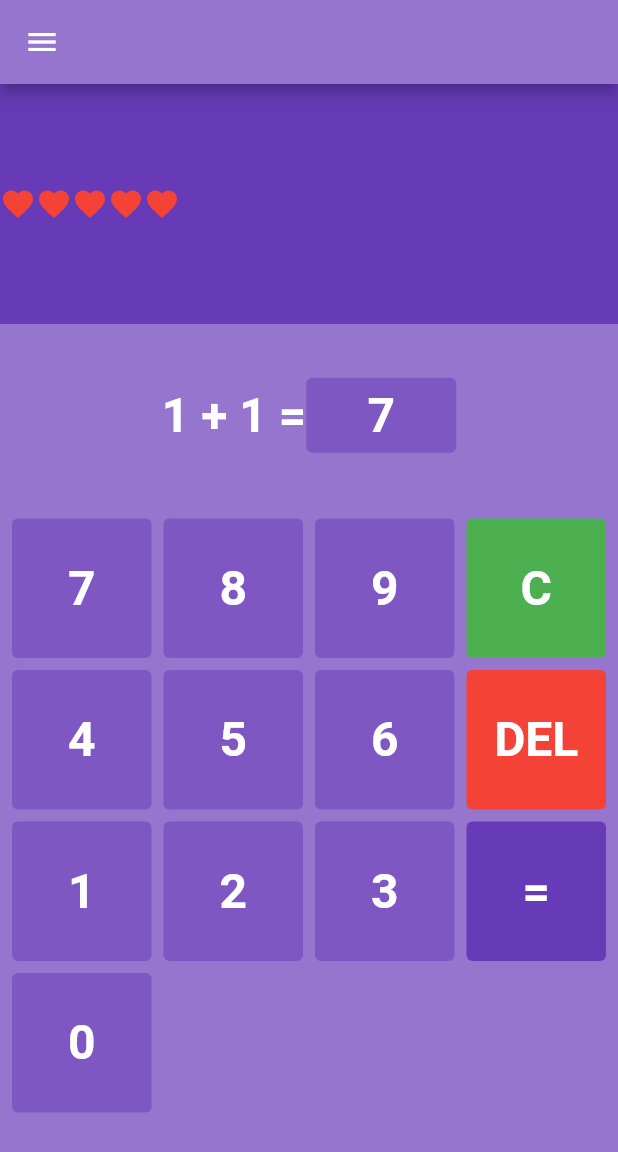
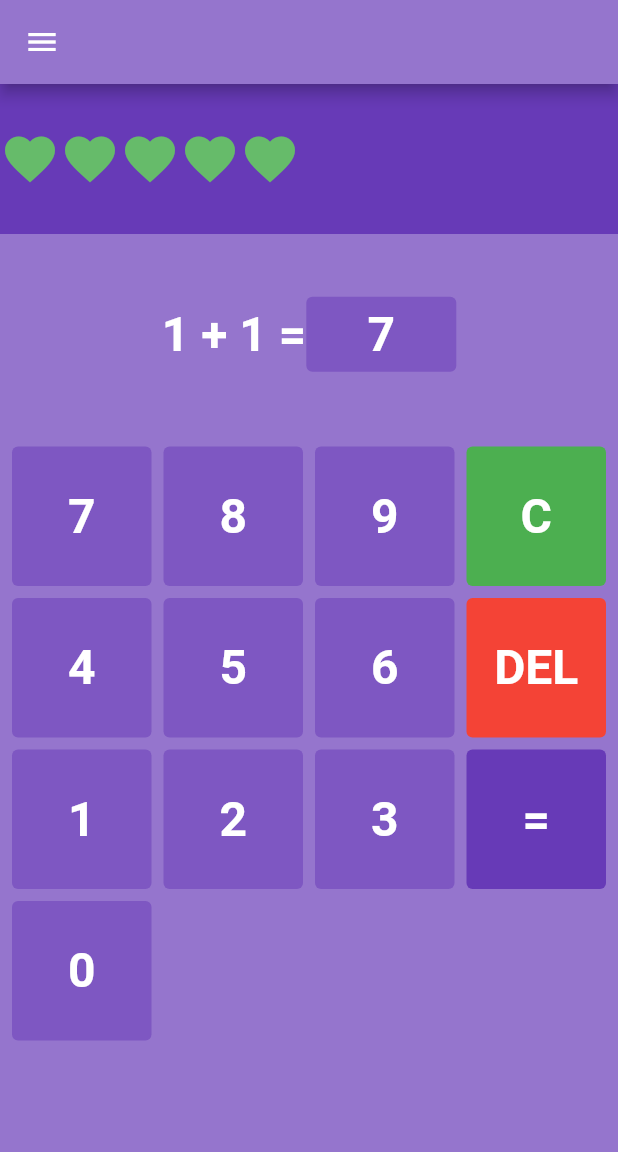
Before and after one commit to dafidakk/mathgame, a Flutter app: the screen it shows after launch, after a tap on an icon or button, on a phone screen of 412 x 824 dp. Shown: the top 1152 px of the screen. Run offline on Flutter 3.47's test engine with Material 2 defaults, Android fonts, the phone set to English and light mode, and no system bars; our stand-ins replace flutter_speed_dial.

Commit message:
uı changes
screenshots added

```diff
--- a/analysis_options.yaml
+++ b/analysis_options.yaml
@@ -7,7 +7,7 @@
 
 # The following line activates a set of recommended lints for Flutter apps,
 # packages, and plugins designed to encourage good coding practices.
-include: package:flutter_lints/flutter.yaml
+# include: package:flutter_lints/flutter.yaml
 
 linter:
   # The lint rules applied to this project can be customized in the
--- a/lib/home_page.dart
+++ b/lib/home_page.dart
@@ -2,8 +2,8 @@ import 'dart:math';
 
 import 'package:flutter/material.dart';
 import 'package:mathgame/util/my_button.dart';
-import 'package:mathgame/util/pages/multiply_page.dart';
-import 'package:mathgame/util/pages/subtraction_page.dart';
+import 'package:mathgame/pages/multiply_page.dart';
+import 'package:mathgame/pages/subtraction_page.dart';
 import 'package:mathgame/util/result_message.dart';
 import 'package:flutter/services.dart';
 
@@ -153,19 +153,29 @@ class _HomePageState extends State<HomePage> {
       ),
       drawer: Drawer(
         child: Container(
-          color: Colors.deepPurple[200],
+          color: Colors.deepPurple[100],
           child: ListView(
             children: [
               DrawerHeader(
                 child: Center(
-                  child: Text('L O G O', style: whiteTextStyle),
+                  child: Row(
+                    children: [
+                      Text(
+                        'Operation Menu',
+                        style: whiteTextStyle,
+                      ),
+                      Icon(Icons.gas_meter_outlined),
+                    ],
+                  ),
                 ),
               ),
               ListTile(
                 // ignore: prefer_const_constructors
-                leading: Icon(Icons.home),
+                leading: Icon(
+                  Icons.remove_circle_outline_sharp,
+                ),
                 title: Text(
-                  'Page 1',
+                  'Subtraction Page',
                   style: whiteTextStyle_2,
                 ),
                 onTap: () {
@@ -178,9 +188,11 @@ class _HomePageState extends State<HomePage> {
                 },
               ),
               ListTile(
-                leading: Icon(Icons.home),
+                leading: Icon(
+                  Icons.multiline_chart,
+                ),
                 title: Text(
-                  'Page 1',
+                  'Multiply Page',
                   style: whiteTextStyle_2,
                 ),
                 onTap: () {
@@ -200,17 +212,18 @@ class _HomePageState extends State<HomePage> {
         children: [
           // level progress, playerr needs 5 correct answers in a row to proceed to next level
           Container(
-            height: 160,
+            height: 100,
             color: Colors.deepPurple,
             child: SizedBox(
-              height: 60,
+              height: 20,
               child: ListView.builder(
                 scrollDirection: Axis.horizontal,
                 itemCount: lives,
                 itemBuilder: (context, index) {
                   return Icon(
                     Icons.favorite,
-                    color: Colors.red,
+                    color: Colors.green.shade400,
+                    size: 40,
                   );
                 },
               ),
--- a/lib/main.dart
+++ b/lib/main.dart
@@ -1,9 +1,18 @@
 import 'package:flutter/material.dart';
+import 'package:flutter/services.dart';
 
 import 'home_page.dart';
 
 void main() {
-  runApp(const MyApp());
+  WidgetsFlutterBinding.ensureInitialized();
+
+  SystemChrome.setPreferredOrientations([
+    DeviceOrientation.portraitUp,
+    DeviceOrientation.portraitDown,
+    // DeviceOrientation.landscapeLeft,
+    // DeviceOrientation.landscapeRight,
+  ]).then((value) => runApp(MyApp()));
+  runApp(MyApp());
 }
 
 class MyApp extends StatelessWidget {
--- a/lib/util/pages/multiply_page.dart
+++ b/lib/pages/multiply_page.dart
@@ -6,6 +6,9 @@ class MultiplyPage extends StatelessWidget {
   @override
   Widget build(BuildContext context) {
     return Scaffold(
+      appBar: AppBar(
+        title: Text("Multiply Page"),
+      ),
       backgroundColor: Colors.green[200],
       body: Center(
         child: Text('MultiplyPage'),
--- a/lib/util/pages/subtraction_page.dart
+++ b/lib/pages/subtraction_page.dart
@@ -7,6 +7,9 @@ class SubtractionPage extends StatelessWidget {
   @override
   Widget build(BuildContext context) {
     return Scaffold(
+      appBar: AppBar(
+        title: Text("Subtraction Page"),
+      ),
       backgroundColor: Colors.blue[200],
       body: Center(
         child: Text('SubtractionPage'),
```
Also changed, not shown: mathgame_correct answer.jpg (added), mathgame_dashboard.jpg (added), mathgame_other_games.jpg (added), mathgame_wrong answer lose life.jpg (added), 1 other file.
